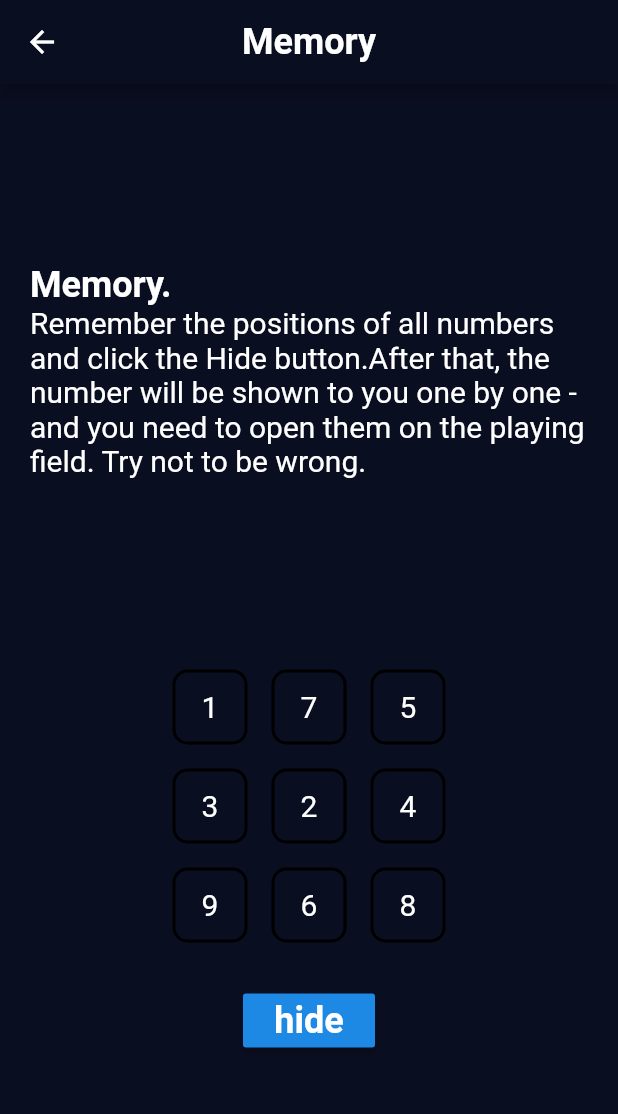
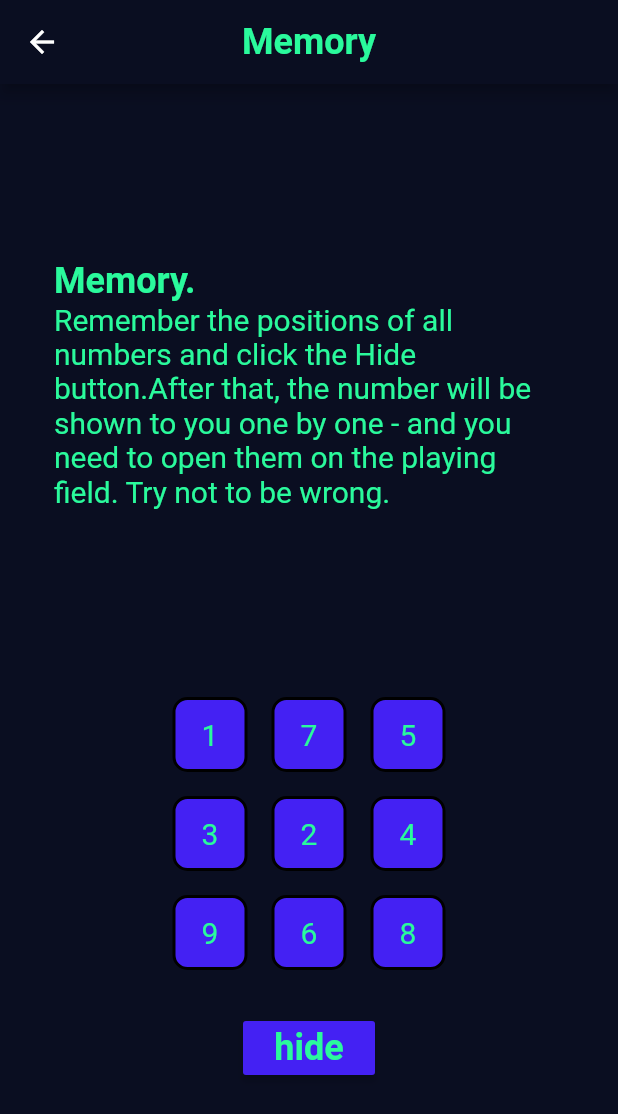
Before and after one commit to SriGiriT/Mind-Game, a Flutter app: the Game11 screen opened by its route, on a phone screen of 412 x 824 dp. Shown: the top 1114 px of the screen. Run offline on Flutter 3.47's test engine with Material 2 defaults, Android fonts, the phone set to English and light mode, and no system bars; our stand-ins replace google_mobile_ads; network calls fail.

Commit message:
UI updation

```diff
--- a/lib/data/constants.dart
+++ b/lib/data/constants.dart
@@ -1,13 +1,9 @@
 import 'package:flutter/material.dart';
 
-TextStyle small_text = TextStyle(
-  fontSize: 20,
-  fontFamily: "Roboto",
-  fontWeight: FontWeight.normal
-);
+TextStyle small_text =  TextStyle(
+    fontSize: 20, fontFamily: "Roboto", fontWeight: FontWeight.normal, color: Color.fromARGB(255, 42, 250, 156));
 
-TextStyle large_text = TextStyle(
-  fontSize: 24,
-  fontFamily: "Roboto",
-  fontWeight: FontWeight.bold
-);
+TextStyle large_text =
+    TextStyle(fontSize: 24, fontFamily: "Roboto", fontWeight: FontWeight.bold, color: Color.fromARGB(255, 42, 250, 156));
+
+Color button_color = Color.fromARGB(255, 68, 33, 243);
--- a/lib/screens/Game1.dart
+++ b/lib/screens/Game1.dart
@@ -149,7 +149,7 @@ class _SingleButtonState extends State<SingleButton> {
               width: 2,
             ),
             borderRadius: BorderRadius.circular(10),
-            color: widget.text.isSelected ? Color(0xFF1D1E33) : Color(0xFF111328),
+            color: widget.text.isSelected ? button_color : button_color,
           ),
           child: isSelected
               ? Center(
--- a/lib/screens/Game11.dart
+++ b/lib/screens/Game11.dart
@@ -43,6 +43,8 @@ class _Game11State extends State<Game11> {
           children: [
             Padding(
               padding: const EdgeInsets.symmetric(horizontal: 20, vertical: 0),
+              child: Padding(
+                padding: const EdgeInsets.all(16.0),
                 child: Column(
                   crossAxisAlignment: CrossAxisAlignment.start,
                   children: [
@@ -59,6 +61,7 @@ class _Game11State extends State<Game11> {
                       ),
                     ),
                   ],
+                ),
               ),
             ),
             Column(
@@ -92,6 +95,7 @@ class _Game11State extends State<Game11> {
                   height: 20,
                 ),
                 RaisedButton(
+                  color: button_color,
                   child: Text(
                     "hide",
                     style: large_text
@@ -131,8 +135,9 @@ class _SingleButtonState extends State<SingleButton> {
           width: 50,
           height: 50,
           decoration: BoxDecoration(
+            color: button_color,
             border: Border.all(
-              color: Colors.black,
+              // color: Colors.black,
               width: 2,
             ),
             borderRadius: BorderRadius.circular(10),
--- a/lib/screens/Game2.dart
+++ b/lib/screens/Game2.dart
@@ -158,7 +158,7 @@ class _SingleButtonState extends State<SingleButton> {
             borderRadius: BorderRadius.circular(0),
           ),
           elevation: isSelected ? 4 : 1,
-          primary: isSelected ? Colors.blue : Colors.white,
+          primary: isSelected ? button_color : Colors.white,
         ),
         onPressed: ConvertIspressed,
         child: const Text(""),
--- a/lib/screens/Game22.dart
+++ b/lib/screens/Game22.dart
@@ -98,6 +98,7 @@ class _Game12State extends State<Game22> {
                   height: 30,
                 ),
                 RaisedButton(
+                  color: button_color,
                   child: Text(
                     "hide",
                     style: large_text
@@ -139,7 +140,7 @@ class _SingleButtonState extends State<SingleButton> {
           ),
           elevation: widget.text.getIsSelected() ? 4 : 1,
           primary:
-              widget.text.getIconData() == 1 ? Colors.lightBlue : Colors.white,
+              widget.text.getIconData() == 1 ? button_color : Color.fromARGB(255, 255, 220, 220),
         ),
         onPressed: () {},
         child: const Text(""),
--- a/lib/screens/Game3.dart
+++ b/lib/screens/Game3.dart
@@ -102,14 +102,14 @@ class _SingleButtonState extends State<SingleButton> {
           widget.text.addScore();
           Navigator.pop(context);
         }
+      widget.text.setIsSelected(!widget.text.getIsSelected());
+      count++;
       } else {
         tryy--;
         if (tryy == 0) {
           Navigator.pushNamed(context, '/wrong');
         }
       }
-      count++;
-      widget.text.setIsSelected(!widget.text.getIsSelected());
     });
   }
 
@@ -123,6 +123,7 @@ class _SingleButtonState extends State<SingleButton> {
           width: 50,
           height: 50,
           decoration: BoxDecoration(
+            color: widget.text.isSelected ? button_color : Color.fromARGB(255, 0, 0, 0),
             border: Border.all(
               color: Colors.black,
               width: 2,
--- a/lib/screens/Game33.dart
+++ b/lib/screens/Game33.dart
@@ -92,6 +92,7 @@ class _Game33State extends State<Game33> {
                   height: 20,
                 ),
                 RaisedButton(
+                  color: button_color,
                   child: Text(
                     "hide",
                     style: large_text
@@ -131,6 +132,7 @@ class _SingleButtonState extends State<SingleButton> {
           width: 50,
           height: 50,
           decoration: BoxDecoration(
+            color: button_color,
             border: Border.all(
               color: Colors.black,
               width: 2,
--- a/lib/screens/Game4.dart
+++ b/lib/screens/Game4.dart
@@ -157,6 +157,7 @@ class _AnswerButtonState extends State<AnswerButton> {
           width: 40,
           height: 40,
           decoration: BoxDecoration(
+            color: button_color,
             border: Border.all(
               color: Colors.black,
               width: 2,
@@ -167,7 +168,7 @@ class _AnswerButtonState extends State<AnswerButton> {
           child: Center(
             child: Text(
               '${widget.ind}',
-              style: small_text
+              style: large_text
             ),
           ),
         ),
@@ -197,6 +198,7 @@ class _SingleButtonState extends State<SingleButton> {
           width: 50,
           height: 50,
           decoration: BoxDecoration(
+            color: button_color,
             border: Border.all(
               color: Colors.black,
               width: 2,
@@ -208,7 +210,7 @@ class _SingleButtonState extends State<SingleButton> {
               child: widget.text == 1
                   ? const Icon(
                       Icons.fiber_manual_record,
-                      color: Colors.redAccent,
+                      color: Color.fromARGB(255, 82, 255, 177),
                     )
                   : const Text('')),
         ),
--- a/lib/screens/Game44.dart
+++ b/lib/screens/Game44.dart
@@ -97,6 +97,7 @@ class _Game44State extends State<Game44> {
                   height: 20,
                 ),
                 RaisedButton(
+                  color: button_color,
                   child: Text(
                     "hide",
                     style: large_text
@@ -136,6 +137,7 @@ class _SingleButtonState extends State<SingleButton> {
           width: 50,
           height: 50,
           decoration: BoxDecoration(
+            color: button_color,
             border: Border.all(
               color: Colors.black,
               width: 2,
@@ -146,7 +148,7 @@ class _SingleButtonState extends State<SingleButton> {
           child: Center(
               child: widget.text == 1
                   ? const Icon(Icons.fiber_manual_record,
-                      color: Colors.redAccent)
+                      color: Color.fromARGB(255, 82, 255, 177))
                   : const Text('')),
         ),
       ),
--- a/lib/screens/Game444.dart
+++ b/lib/screens/Game444.dart
@@ -148,6 +148,7 @@ class _AnswerButtonState extends State<AnswerButton> {
           width: 40,
           height: 40,
           decoration: BoxDecoration(
+            color: button_color,
             border: Border.all(
               color: Colors.black,
               width: 2,
@@ -199,6 +200,7 @@ class _SingleButtonState extends State<SingleButton> {
           width: 50,
           height: 50,
           decoration: BoxDecoration(
+            color: button_color,
             border: Border.all(
               color: Colors.black,
               width: 2,
@@ -210,7 +212,7 @@ class _SingleButtonState extends State<SingleButton> {
               child: widget.text == 1
                   ? const Icon(
                       Icons.fiber_manual_record,
-                      color: Colors.redAccent,
+                      color: Color.fromARGB(255, 42, 250, 156),
                     )
                   : const Text('')),
         ),
--- a/lib/screens/Game5.dart
+++ b/lib/screens/Game5.dart
@@ -163,6 +163,7 @@ class _SingleButtonState extends State<SingleButton> {
           width: 50,
           height: 50,
           decoration: BoxDecoration(
+            color: button_color,
             border: Border.all(
               color: Colors.black,
               width: 2,
@@ -175,7 +176,7 @@ class _SingleButtonState extends State<SingleButton> {
                 ? Icon(
                     widget.text.iconToDisplay,
                     size: 25,
-                    color: const Color.fromARGB(221, 0, 0, 0),
+                    color: const Color.fromARGB(255, 42, 250, 156),
                   )
                 : const Text(""),
           ),
--- a/lib/screens/Game55.dart
+++ b/lib/screens/Game55.dart
@@ -108,6 +108,7 @@ class _Game55State extends State<Game55> {
                   height: 30,
                 ),
                 RaisedButton(
+                  color: button_color,
                   child: Text(
                     "hide",
                     style: large_text
@@ -147,6 +148,7 @@ class _SingleButtonState extends State<SingleButton> {
           width: 50,
           height: 50,
           decoration: BoxDecoration(
+            color: button_color,
             border: Border.all(
               color: Colors.black,
               width: 2,
@@ -156,7 +158,7 @@ class _SingleButtonState extends State<SingleButton> {
           // color: Colors.white,
           child: Center(
             child: Icon(widget.text,
-                size: 25, color: const Color.fromARGB(221, 0, 0, 0)),
+                size: 25, color: Color.fromARGB(255, 42, 250, 156)),
           ),
         ),
       ),
--- a/lib/screens/Game66.dart
+++ b/lib/screens/Game66.dart
@@ -70,6 +70,7 @@ class _Game66State extends State<Game66> {
                     height: 20,
                   ),
                   RaisedButton(
+                    color: button_color,
                     child: Text(
                       "Start",
                       style: large_text
--- a/lib/screens/Success.dart
+++ b/lib/screens/Success.dart
@@ -46,7 +46,7 @@ class _SuccessState extends State<Success> {
                   child: Row(
                     children: [
                       Icon(Icons.replay),
-                      Text('Play again', style: small_text,),
+                      Text('Play again', style: large_text,),
                     ],
                   ),
                 ),
--- a/lib/screens/Wrong.dart
+++ b/lib/screens/Wrong.dart
@@ -42,7 +42,7 @@ class _WrongState extends State<Wrong> {
                   child: Row(
                     children: [
                       Icon(Icons.replay),
-                      Text('Play again', style:small_text,),
+                      Text('Play again', style:large_text,),
                     ],
                   ),
                 ),
--- a/lib/screens/main_screen.dart
+++ b/lib/screens/main_screen.dart
@@ -170,7 +170,7 @@ class Listofgames extends StatelessWidget {
               padding: const EdgeInsets.all(10.0),
               child: Text(
                       '${text}',
-                      style: small_text,
+                      style: large_text,
                     ),
             ),
           ),
```
Also changed, not shown: lib/screens/Game6.dart (+5 -3 lines), 1 other file. Lines whose indentation alone changed are shown as unchanged.
